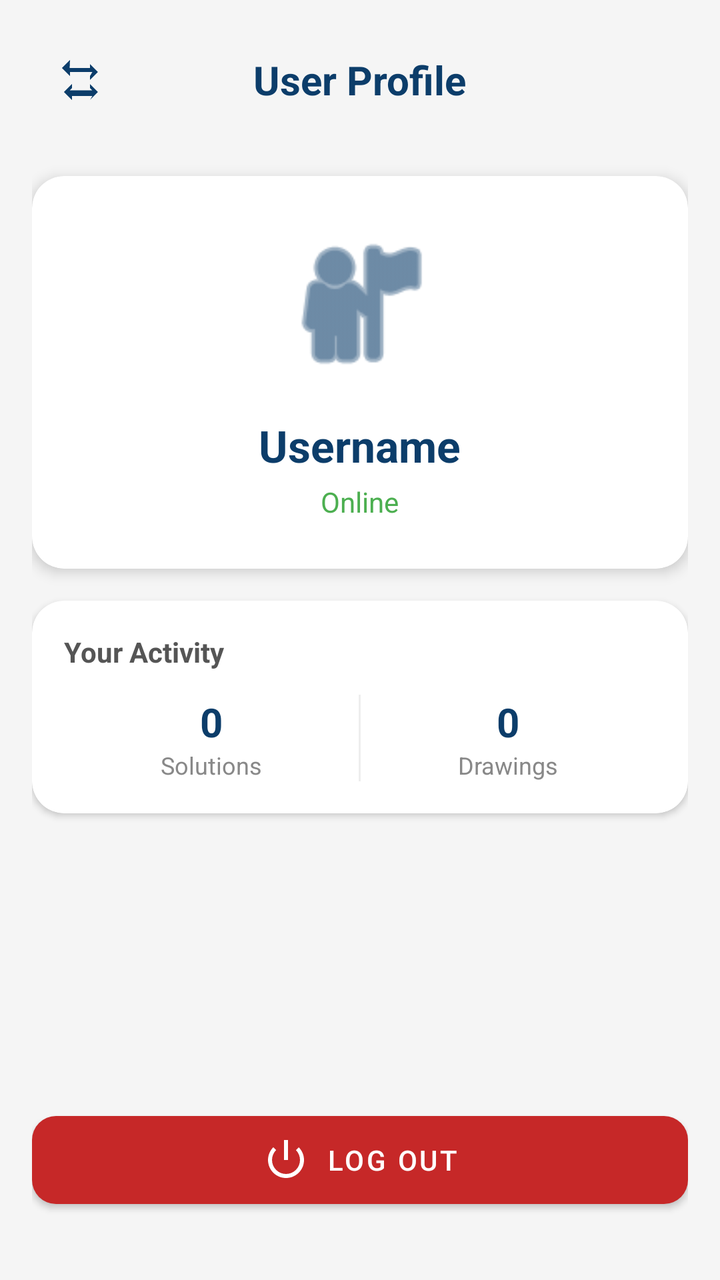
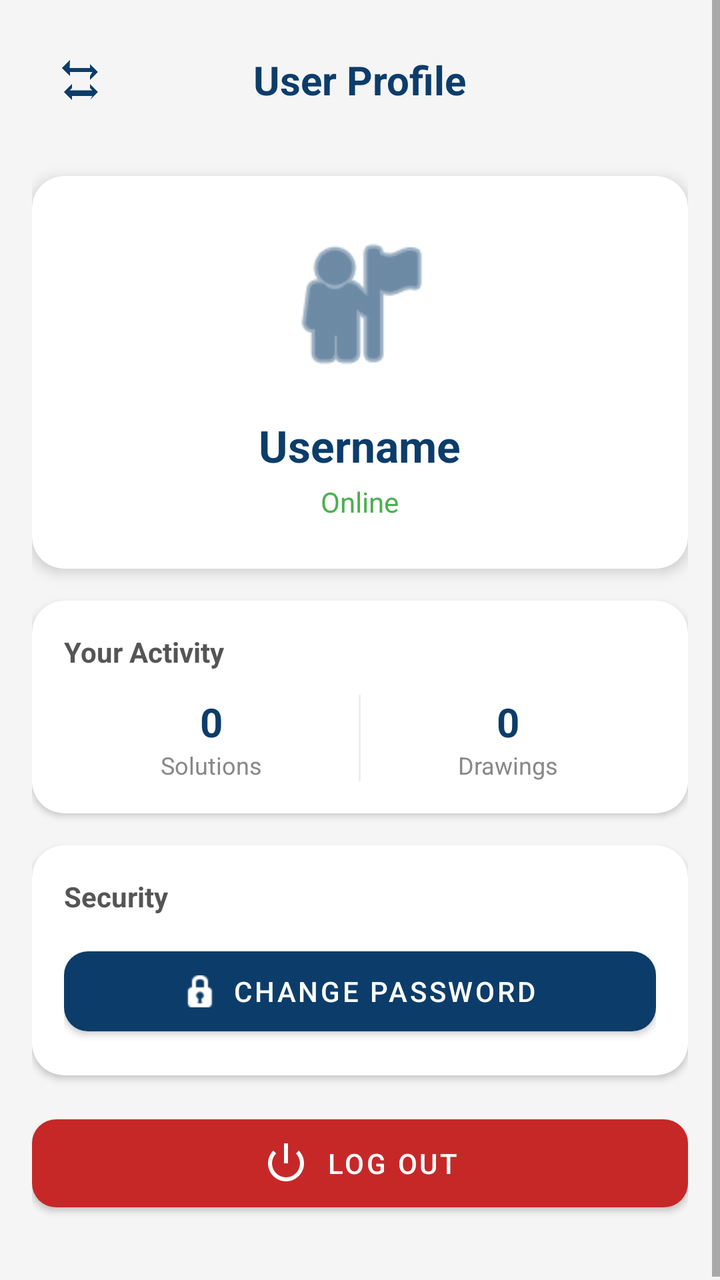

Screens rendered from an Android XML layout before and after an edit, with the pre-edit source and the edit as a unified diff.
<!-- AndroidManifest.xml: application theme Theme.MaterialComponents.DayNight.NoActionBar -->
<!-- res/layout/activity_profile.xml -->
<?xml version="1.0" encoding="utf-8"?>
<LinearLayout xmlns:android="http://schemas.android.com/apk/res/android"
    xmlns:app="http://schemas.android.com/apk/res-auto"
    android:layout_width="match_parent"
    android:layout_height="match_parent"
    android:orientation="vertical"
    android:background="#F5F5F5"
    android:padding="16dp">

    
    <RelativeLayout
        android:layout_width="match_parent"
        android:layout_height="wrap_content"
        android:layout_marginBottom="24dp">

        <ImageButton
            android:id="@+id/btnBack"
            android:layout_width="48dp"
            android:layout_height="48dp"
            android:background="?attr/selectableItemBackgroundBorderless"
            android:src="@drawable/ic_selection"
            android:rotation="180"
            app:tint="#0C3D6A" />

        <TextView
            android:layout_width="wrap_content"
            android:layout_height="wrap_content"
            android:layout_centerInParent="true"
            android:text="User Profile"
            android:textSize="20sp"
            android:textStyle="bold"
            android:textColor="#0C3D6A" />
    </RelativeLayout>

    <com.google.android.material.card.MaterialCardView
        android:layout_width="match_parent"
        android:layout_height="wrap_content"
        app:cardCornerRadius="16dp"
        app:cardElevation="4dp"
        android:layout_marginBottom="16dp">

        <LinearLayout
            android:layout_width="match_parent"
            android:layout_height="wrap_content"
            android:orientation="vertical"
            android:padding="24dp"
            android:gravity="center">

            <ImageView
                android:layout_width="80dp"
                android:layout_height="80dp"
                android:src="@android:drawable/ic_menu_myplaces"
                app:tint="#0C3D6A"
                android:layout_marginBottom="16dp"/>

            <TextView
                android:id="@+id/tvProfileUsername"
                android:layout_width="wrap_content"
                android:layout_height="wrap_content"
                android:text="Username"
                android:textSize="22sp"
                android:textStyle="bold"
                android:textColor="#0C3D6A" />

            <TextView
                android:id="@+id/tvProfileStatus"
                android:layout_width="wrap_content"
                android:layout_height="wrap_content"
                android:text="Online"
                android:textColor="#4CAF50"
                android:textSize="14sp"
                android:layout_marginTop="4dp"/>
        </LinearLayout>
    </com.google.android.material.card.MaterialCardView>

    
    <com.google.android.material.card.MaterialCardView
        android:layout_width="match_parent"
        android:layout_height="wrap_content"
        app:cardCornerRadius="16dp"
        app:cardElevation="2dp"
        android:layout_marginBottom="16dp">

        <LinearLayout
            android:layout_width="match_parent"
            android:layout_height="wrap_content"
            android:orientation="vertical"
            android:padding="16dp">

            <TextView
                android:layout_width="wrap_content"
                android:layout_height="wrap_content"
                android:text="Your Activity"
                android:textStyle="bold"
                android:textColor="#555555"
                android:layout_marginBottom="12dp"/>

            <LinearLayout
                android:layout_width="match_parent"
                android:layout_height="wrap_content"
                android:orientation="horizontal"
                android:weightSum="2">

                <LinearLayout
                    android:layout_width="0dp"
                    android:layout_height="wrap_content"
                    android:layout_weight="1"
                    android:orientation="vertical"
                    android:gravity="center">
                    <TextView
                        android:id="@+id/tvHistoryCount"
                        android:layout_width="wrap_content"
                        android:layout_height="wrap_content"
                        android:text="0"
                        android:textSize="20sp"
                        android:textStyle="bold"
                        android:textColor="#0C3D6A"/>
                    <TextView
                        android:layout_width="wrap_content"
                        android:layout_height="wrap_content"
                        android:text="Solutions"
                        android:textSize="12sp"
                        android:textColor="#888888"/>
                </LinearLayout>

                <View
                    android:layout_width="1dp"
                    android:layout_height="match_parent"
                    android:background="#EEEEEE"/>

                <LinearLayout
                    android:layout_width="0dp"
                    android:layout_height="wrap_content"
                    android:layout_weight="1"
                    android:orientation="vertical"
                    android:gravity="center">
                    <TextView
                        android:id="@+id/tvDrawingCount"
                        android:layout_width="wrap_content"
                        android:layout_height="wrap_content"
                        android:text="0"
                        android:textSize="20sp"
                        android:textStyle="bold"
                        android:textColor="#0C3D6A"/>
                    <TextView
                        android:layout_width="wrap_content"
                        android:layout_height="wrap_content"
                        android:text="Drawings"
                        android:textSize="12sp"
                        android:textColor="#888888"/>
                </LinearLayout>
            </LinearLayout>
        </LinearLayout>
    </com.google.android.material.card.MaterialCardView>

    <View
        android:layout_width="match_parent"
        android:layout_height="0dp"
        android:layout_weight="1"/>

    
    <com.google.android.material.button.MaterialButton
        android:id="@+id/btnProfileLogout"
        android:layout_width="match_parent"
        android:layout_height="56dp"
        android:text="Log Out"
        android:textColor="@color/white"
        app:backgroundTint="#C62828"
        app:cornerRadius="12dp"
        app:icon="@android:drawable/ic_lock_power_off"
        app:iconGravity="textStart"
        android:layout_marginBottom="16dp"/>

</LinearLayout>
<!-- resources referenced by this layout -->
<resources>
  <color name="white">#FFFFFF</color>
  <!-- drawable ic_selection (drawable) -->
  <vector xmlns:android="http://schemas.android.com/apk/res/android"
      android:width="24dp"
      android:height="24dp"
      android:viewportWidth="24"
      android:viewportHeight="24">
      <path
          android:fillColor="#000000"
          android:pathData="M7,2l-4,4l4,4L7,8L5.83,6.83L17.17,6.83L16,8l0,2l4,-4l-4,-4l0,2l-10.17,0L7,2z M17,22l4,-4l-4,-4l0,2l-11.17,0L7,14L7,12l-4,4l4,4l0,-2l10.17,0L17,22z"/>
  </vector>
</resources>

<!-- the commit's change to res/layout/activity_profile.xml (unified diff, before → after) -->
@@ -1,174 +1,218 @@
 <?xml version="1.0" encoding="utf-8"?>
-<LinearLayout xmlns:android="http://schemas.android.com/apk/res/android"
+<ScrollView xmlns:android="http://schemas.android.com/apk/res/android"
     xmlns:app="http://schemas.android.com/apk/res-auto"
     android:layout_width="match_parent"
     android:layout_height="match_parent"
-    android:orientation="vertical"
     android:background="#F5F5F5"
-    android:padding="16dp">
-
-    
-    <RelativeLayout
+    android:fillViewport="true">
+
+    <LinearLayout
         android:layout_width="match_parent"
         android:layout_height="wrap_content"
-        android:layout_marginBottom="24dp">
-
-        <ImageButton
-            android:id="@+id/btnBack"
-            android:layout_width="48dp"
-            android:layout_height="48dp"
-            android:background="?attr/selectableItemBackgroundBorderless"
-            android:src="@drawable/ic_selection"
-            android:rotation="180"
-            app:tint="#0C3D6A" />
-
-        <TextView
-            android:layout_width="wrap_content"
-            android:layout_height="wrap_content"
-            android:layout_centerInParent="true"
-            android:text="User Profile"
-            android:textSize="20sp"
-            android:textStyle="bold"
-            android:textColor="#0C3D6A" />
-    </RelativeLayout>
-
-    <com.google.android.material.card.MaterialCardView
-        android:layout_width="match_parent"
-        android:layout_height="wrap_content"
-        app:cardCornerRadius="16dp"
-        app:cardElevation="4dp"
-        android:layout_marginBottom="16dp">
-
-        <LinearLayout
-            android:layout_width="match_parent"
-            android:layout_height="wrap_content"
-            android:orientation="vertical"
-            android:padding="24dp"
-            android:gravity="center">
-
-            <ImageView
-                android:layout_width="80dp"
-                android:layout_height="80dp"
-                android:src="@android:drawable/ic_menu_myplaces"
-                app:tint="#0C3D6A"
-                android:layout_marginBottom="16dp"/>
+        android:orientation="vertical"
+        android:padding="16dp">
+
+        
+        <RelativeLayout
+            android:layout_width="match_parent"
+            android:layout_height="wrap_content"
+            android:layout_marginBottom="24dp">
+
+            <ImageButton
+                android:id="@+id/btnBack"
+                android:layout_width="48dp"
+                android:layout_height="48dp"
+                android:background="?attr/selectableItemBackgroundBorderless"
+                android:src="@drawable/ic_selection"
+                android:rotation="180"
+                app:tint="#0C3D6A" />
 
             <TextView
-                android:id="@+id/tvProfileUsername"
                 android:layout_width="wrap_content"
                 android:layout_height="wrap_content"
-                android:text="Username"
-                android:textSize="22sp"
+                android:layout_centerInParent="true"
+                android:text="User Profile"
+                android:textSize="20sp"
                 android:textStyle="bold"
                 android:textColor="#0C3D6A" />
-
-            <TextView
-                android:id="@+id/tvProfileStatus"
-                android:layout_width="wrap_content"
-                android:layout_height="wrap_content"
-                android:text="Online"
-                android:textColor="#4CAF50"
-                android:textSize="14sp"
-                android:layout_marginTop="4dp"/>
-        </LinearLayout>
-    </com.google.android.material.card.MaterialCardView>
-
-    
-    <com.google.android.material.card.MaterialCardView
-        android:layout_width="match_parent"
-        android:layout_height="wrap_content"
-        app:cardCornerRadius="16dp"
-        app:cardElevation="2dp"
-        android:layout_marginBottom="16dp">
-
-        <LinearLayout
-            android:layout_width="match_parent"
-            android:layout_height="wrap_content"
-            android:orientation="vertical"
-            android:padding="16dp">
-
-            <TextView
-                android:layout_width="wrap_content"
-                android:layout_height="wrap_content"
-                android:text="Your Activity"
-                android:textStyle="bold"
-                android:textColor="#555555"
-                android:layout_marginBottom="12dp"/>
+        </RelativeLayout>
+
+        
+        <com.google.android.material.card.MaterialCardView
+            android:layout_width="match_parent"
+            android:layout_height="wrap_content"
+            app:cardCornerRadius="16dp"
+            app:cardElevation="4dp"
+            android:layout_marginBottom="16dp">
 
             <LinearLayout
                 android:layout_width="match_parent"
                 android:layout_height="wrap_content"
-                android:orientation="horizontal"
-                android:weightSum="2">
+                android:orientation="vertical"
+                android:padding="24dp"
+                android:gravity="center">
+
+                <ImageView
+                    android:layout_width="80dp"
+                    android:layout_height="80dp"
+                    android:src="@android:drawable/ic_menu_myplaces"
+                    app:tint="#0C3D6A"
+                    android:layout_marginBottom="16dp"/>
+
+                <TextView
+                    android:id="@+id/tvProfileUsername"
+                    android:layout_width="wrap_content"
+                    android:layout_height="wrap_content"
+                    android:text="Username"
+                    android:textSize="22sp"
+                    android:textStyle="bold"
+                    android:textColor="#0C3D6A" />
+
+                <TextView
+                    android:id="@+id/tvProfileStatus"
+                    android:layout_width="wrap_content"
+                    android:layout_height="wrap_content"
+                    android:text="Online"
+                    android:textColor="#4CAF50"
+                    android:textSize="14sp"
+                    android:layout_marginTop="4dp"/>
+            </LinearLayout>
+        </com.google.android.material.card.MaterialCardView>
+
+        
+        <com.google.android.material.card.MaterialCardView
+            android:layout_width="match_parent"
+            android:layout_height="wrap_content"
+            app:cardCornerRadius="16dp"
+            app:cardElevation="2dp"
+            android:layout_marginBottom="16dp">
+
+            <LinearLayout
+                android:layout_width="match_parent"
+                android:layout_height="wrap_content"
+                android:orientation="vertical"
+                android:padding="16dp">
+
+                <TextView
+                    android:layout_width="wrap_content"
+                    android:layout_height="wrap_content"
+                    android:text="Your Activity"
+                    android:textStyle="bold"
+                    android:textColor="#555555"
+                    android:layout_marginBottom="12dp"/>
 
                 <LinearLayout
-                    android:layout_width="0dp"
-                    android:layout_height="wrap_content"
-                    android:layout_weight="1"
-                    android:orientation="vertical"
-                    android:gravity="center">
-                    <TextView
-                        android:id="@+id/tvHistoryCount"
-                        android:layout_width="wrap_content"
+                    android:layout_width="match_parent"
+                    android:layout_height="wrap_content"
+                    android:orientation="horizontal"
+                    android:weightSum="2">
+
+                    <LinearLayout
+                        android:layout_width="0dp"
                         android:layout_height="wrap_content"
-                        android:text="0"
-                        android:textSize="20sp"
-                        android:textStyle="bold"
-                        android:textColor="#0C3D6A"/>
-                    <TextView
-                        android:layout_width="wrap_content"
+                        android:layout_weight="1"
+                        android:orientation="vertical"
+                        android:gravity="center">
+                        <TextView
+                            android:id="@+id/tvHistoryCount"
+                            android:layout_width="wrap_content"
+                            android:layout_height="wrap_content"
+                            android:text="0"
+                            android:textSize="20sp"
+                            android:textStyle="bold"
+                            android:textColor="#0C3D6A"/>
+                        <TextView
+                            android:layout_width="wrap_content"
+                            android:layout_height="wrap_content"
+                            android:text="Solutions"
+                            android:textSize="12sp"
+                            android:textColor="#888888"/>
+                    </LinearLayout>
+
+                    <View
+                        android:layout_width="1dp"
+                        android:layout_height="match_parent"
+                        android:background="#EEEEEE"/>
+
+                    <LinearLayout
+                        android:layout_width="0dp"
                         android:layout_height="wrap_content"
-                        android:text="Solutions"
-                        android:textSize="12sp"
-                        android:textColor="#888888"/>
-                </LinearLayout>
-
-                <View
-                    android:layout_width="1dp"
-                    android:layout_height="match_parent"
-                    android:background="#EEEEEE"/>
-
-                <LinearLayout
-                    android:layout_width="0dp"
-                    android:layout_height="wrap_content"
-                    android:layout_weight="1"
-                    android:orientation="vertical"
-                    android:gravity="center">
-                    <TextView
-                        android:id="@+id/tvDrawingCount"
-                        android:layout_width="wrap_content"
-                        android:layout_height="wrap_content"
-                        android:text="0"
-                        android:textSize="20sp"
-                        android:textStyle="bold"
-                        android:textColor="#0C3D6A"/>
-                    <TextView
-                        android:layout_width="wrap_content"
-                        android:layout_height="wrap_content"
-                        android:text="Drawings"
-                        android:textSize="12sp"
-                        android:textColor="#888888"/>
+                        android:layout_weight="1"
+                        android:orientation="vertical"
+                        android:gravity="center">
+                        <TextView
+                            android:id="@+id/tvDrawingCount"
+                            android:layout_width="wrap_content"
+                            android:layout_height="wrap_content"
+                            android:text="0"
+                            android:textSize="20sp"
+                            android:textStyle="bold"
+                            android:textColor="#0C3D6A"/>
+                        <TextView
+                            android:layout_width="wrap_content"
+                            android:layout_height="wrap_content"
+                            android:text="Drawings"
+                            android:textSize="12sp"
+                            android:textColor="#888888"/>
+                    </LinearLayout>
                 </LinearLayout>
             </LinearLayout>
-        </LinearLayout>
-    </com.google.android.material.card.MaterialCardView>
-
-    <View
-        android:layout_width="match_parent"
-        android:layout_height="0dp"
-        android:layout_weight="1"/>
-
-    
-    <com.google.android.material.button.MaterialButton
-        android:id="@+id/btnProfileLogout"
-        android:layout_width="match_parent"
-        android:layout_height="56dp"
-        android:text="Log Out"
-        android:textColor="@color/white"
-        app:backgroundTint="#C62828"
-        app:cornerRadius="12dp"
-        app:icon="@android:drawable/ic_lock_power_off"
-        app:iconGravity="textStart"
-        android:layout_marginBottom="16dp"/>
-
-</LinearLayout>
+        </com.google.android.material.card.MaterialCardView>
+
+        
+        <com.google.android.material.card.MaterialCardView
+            android:layout_width="match_parent"
+            android:layout_height="wrap_content"
+            app:cardCornerRadius="16dp"
+            app:cardElevation="2dp"
+            android:layout_marginBottom="16dp">
+
+            <LinearLayout
+                android:layout_width="match_parent"
+                android:layout_height="wrap_content"
+                android:orientation="vertical"
+                android:padding="16dp">
+
+                <TextView
+                    android:layout_width="wrap_content"
+                    android:layout_height="wrap_content"
+                    android:text="Security"
+                    android:textStyle="bold"
+                    android:textColor="#555555"
+                    android:layout_marginBottom="12dp"/>
+
+                <com.google.android.material.button.MaterialButton
+                    android:id="@+id/btnChangePassword"
+                    android:layout_width="match_parent"
+                    android:layout_height="52dp"
+                    android:text="Change Password"
+                    android:textColor="@color/white"
+                    app:backgroundTint="#0C3D6A"
+                    app:cornerRadius="12dp"
+                    app:icon="@android:drawable/ic_secure"
+                    app:iconGravity="textStart"
+                    app:iconTint="@color/white"/>
+
+            </LinearLayout>
+        </com.google.android.material.card.MaterialCardView>
+
+        <View
+            android:layout_width="match_parent"
+            android:layout_height="0dp"
+            android:layout_weight="1"/>
+
+        
+        <com.google.android.material.button.MaterialButton
+            android:id="@+id/btnProfileLogout"
+            android:layout_width="match_parent"
+            android:layout_height="56dp"
+            android:text="Log Out"
+            android:textColor="@color/white"
+            app:backgroundTint="#C62828"
+            app:cornerRadius="12dp"
+            app:icon="@android:drawable/ic_lock_power_off"
+            app:iconGravity="textStart"
+            android:layout_marginBottom="16dp"/>
+
+    </LinearLayout>
+</ScrollView>
